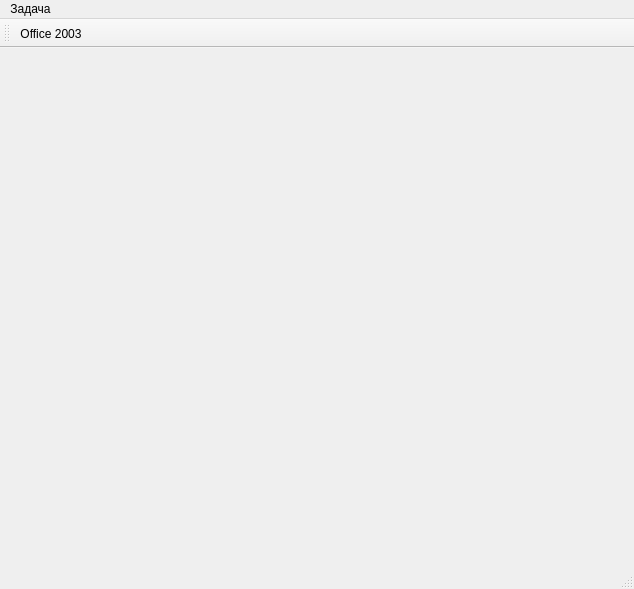
Qt form FileChecker/filechecker.ui (Lyarvo4ka/Projects) before a commit.
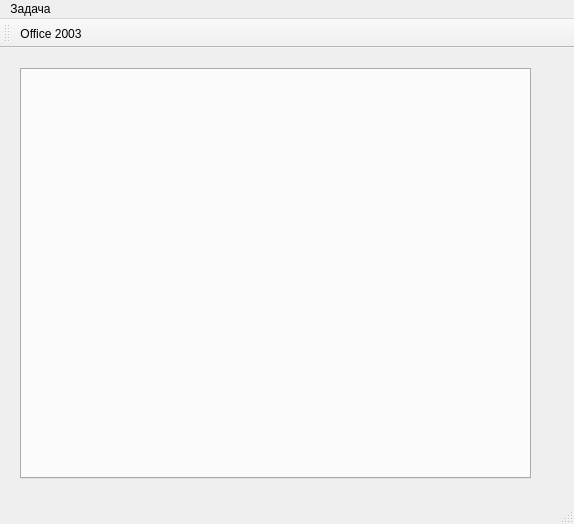
The same form after that commit. Icons and pictures are not drawn.

The edit to the form file:
```diff
--- a/FileChecker/filechecker.ui
+++ b/FileChecker/filechecker.ui
@@ -6,20 +6,37 @@
    <rect>
     <x>0</x>
     <y>0</y>
-    <width>634</width>
-    <height>589</height>
+    <width>574</width>
+    <height>524</height>
    </rect>
   </property>
   <property name="windowTitle">
    <string>FileChecker</string>
   </property>
-  <widget class="QWidget" name="centralWidget"/>
+  <widget class="QWidget" name="centralWidget">
+   <widget class="QTabWidget" name="tabWidget">
+    <property name="geometry">
+     <rect>
+      <x>20</x>
+      <y>20</y>
+      <width>511</width>
+      <height>411</height>
+     </rect>
+    </property>
+    <property name="currentIndex">
+     <number>-1</number>
+    </property>
+    <property name="tabBarAutoHide">
+     <bool>true</bool>
+    </property>
+   </widget>
+  </widget>
   <widget class="QMenuBar" name="menuBar">
    <property name="geometry">
     <rect>
      <x>0</x>
      <y>0</y>
-     <width>634</width>
+     <width>574</width>
      <height>21</height>
     </rect>
    </property>
```
